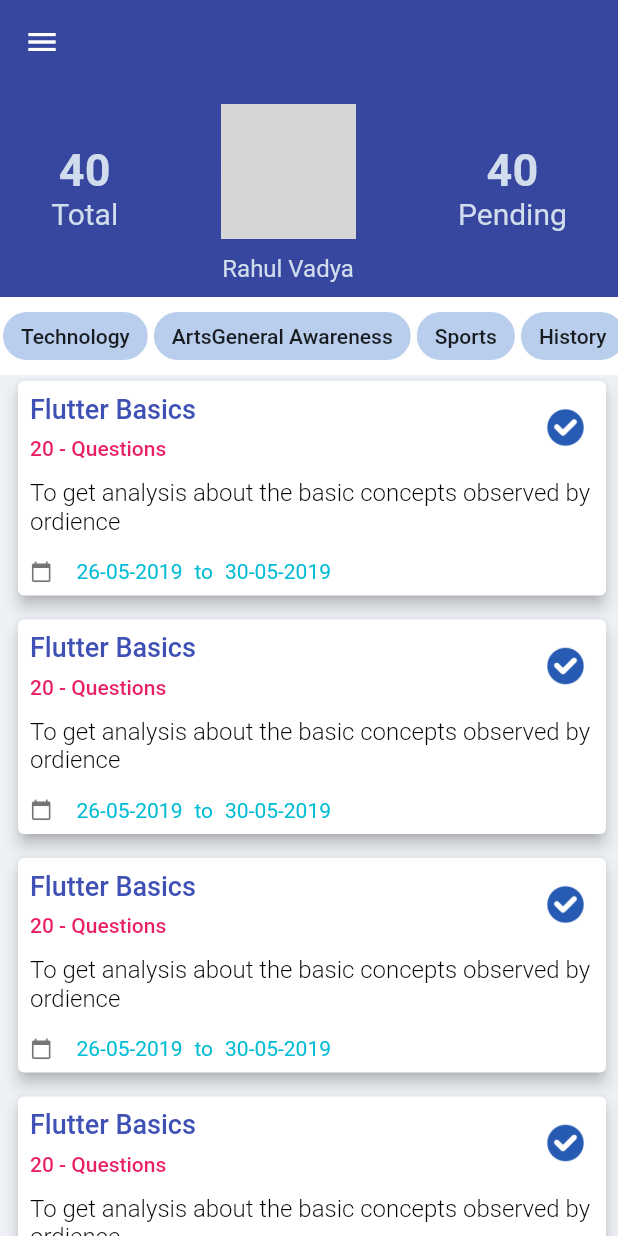
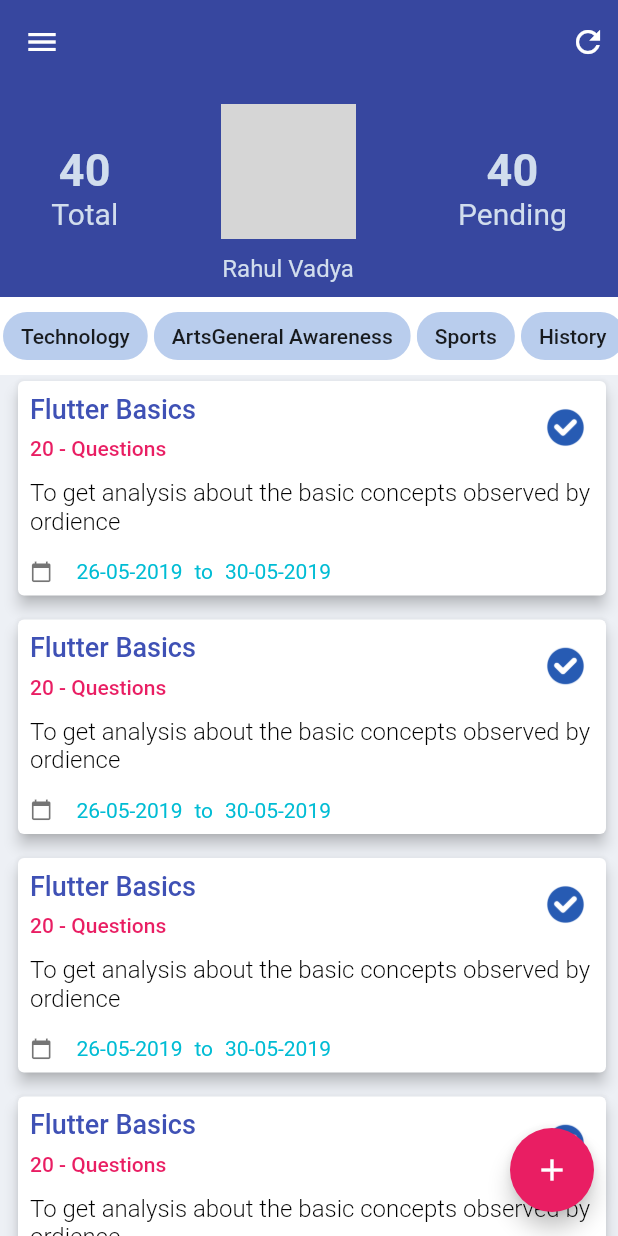
Before and after one commit to PreethiKonduri/QuizMockUpScreen, a Flutter app: the screen it shows after launch, on a phone screen of 412 x 824 dp. Run offline on Flutter 3.47's test engine with Material 2 defaults, Android fonts, the phone set to English and light mode, and no system bars; network calls fail; grey boxes are pictures that could not be loaded.

Commit message:
UI Modifications

```diff
--- a/quize_mocup/lib/main.dart
+++ b/quize_mocup/lib/main.dart
@@ -44,6 +44,13 @@ class _MyHomePageState extends State<MyHomePage> {
   @override
   Widget build(BuildContext context) {
     return Scaffold(
+      floatingActionButton: FloatingActionButton(
+        backgroundColor: Colors.pink,
+        child: Icon(
+          Icons.add,
+          color: Colors.white,
+        ),
+      ),
       body: NestedScrollView(
         headerSliverBuilder: (BuildContext context, bool innerBoxIsScrolled) {
           return <Widget>[
@@ -53,6 +60,15 @@ class _MyHomePageState extends State<MyHomePage> {
                 Icons.menu,
                 color: Colors.white,
               ),
+              actions: <Widget>[
+                Padding(
+                  padding: const EdgeInsets.all(8.0),
+                  child: Icon(
+                    Icons.refresh,
+                    color: Colors.white,
+                  ),
+                )
+              ],
               floating: false,
               pinned: true,
               flexibleSpace: FlexibleSpaceBar(
```
